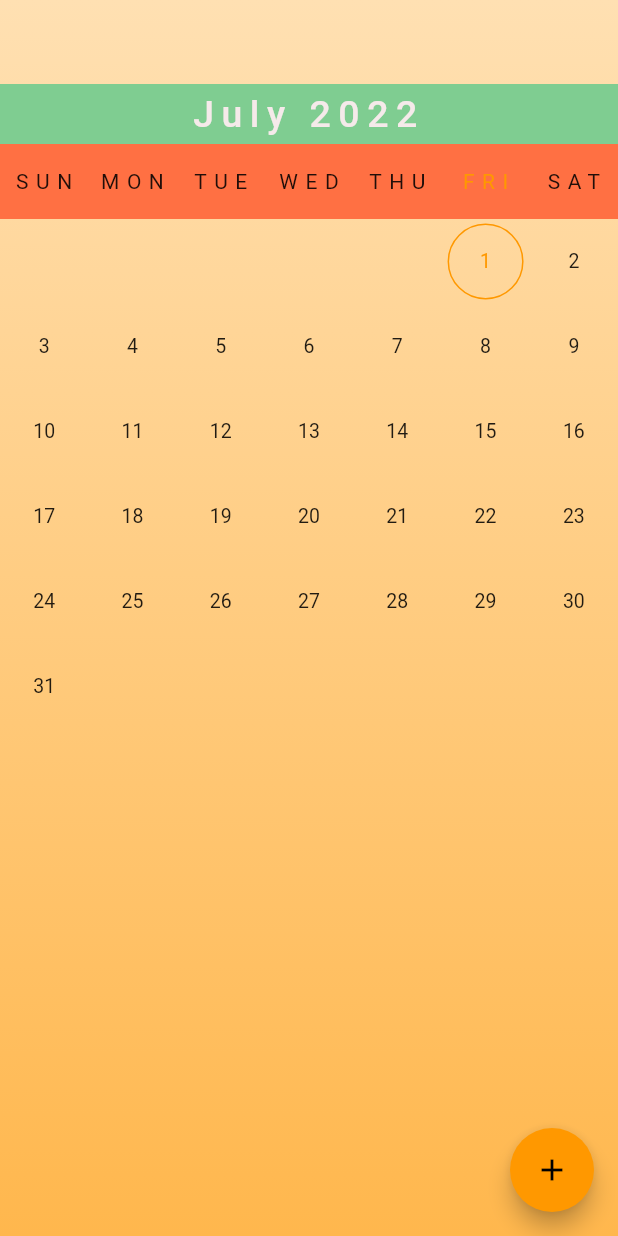
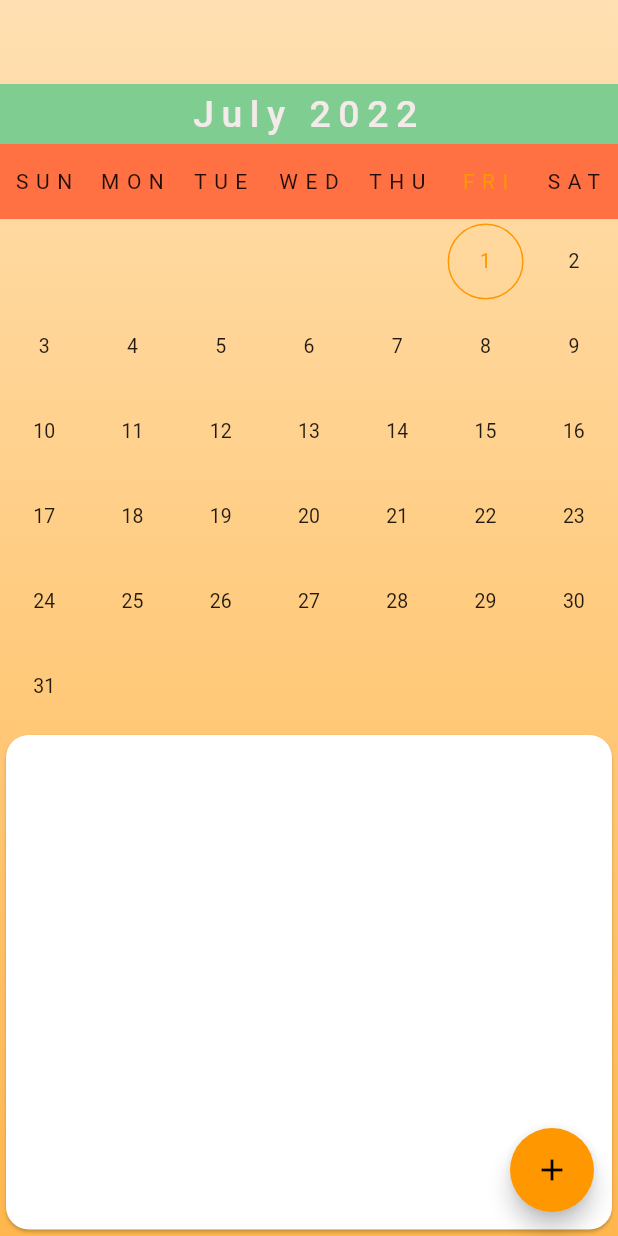
Before and after one commit to fadhlansyaf/todo, a Flutter app: the screen it shows after launch, on a phone screen of 412 x 824 dp. Run offline on Flutter 3.47's test engine with Material 2 defaults, Android fonts, the phone set to English and light mode, and no system bars; drawn by our look-alikes of syncfusion_flutter_datepicker; our stand-ins replace bloc, equatable, flutter_bloc, flutter_local_notifications, flutter_native_timezone, sliding_up_panel and 2 more; missing offline and left inert: flutter_background_service, flutter_background_service_android; accounts and stored records are empty.

Commit message:
improved ui

```diff
--- a/lib/home.dart
+++ b/lib/home.dart
@@ -19,6 +19,7 @@ class MyHomePage extends StatefulWidget {
 class _MyHomePageState extends State<MyHomePage> {
   int date = DateTime.now().millisecondsSinceEpoch;
   List<TodoModel> todoList = [];
+  double cardHeight = 0;
 
   final subController = TextEditingController();
   final descController = TextEditingController();
@@ -33,6 +34,7 @@ class _MyHomePageState extends State<MyHomePage> {
   _onSelectionChanged(DateRangePickerSelectionChangedArgs args) {
     if (args.value is DateTime) {
       setState(() {
+        cardHeight = 0;
         date = args.value.millisecondsSinceEpoch;
         context.read<HomeBloc>().add(HomeChanged(date));
       });
@@ -65,6 +67,9 @@ class _MyHomePageState extends State<MyHomePage> {
           if (state is HomeLoaded) {
             setState(() {
               todoList = state.todoList;
+              for(var i in todoList){
+                cardHeight+=107;
+              }
             });
           }
         },
@@ -79,12 +84,13 @@ class _MyHomePageState extends State<MyHomePage> {
                 colors: [Colors.orange.shade100, Colors.orange.shade300],
               )),
             ),
-            Column(
+            SingleChildScrollView(
+              child: Column(
                 children: [
                   SizedBox(
                     height: 56,
                   ),
-                Container(
+                  SizedBox(
                     height: 430,
                     child: SfDateRangePicker(
                       onSelectionChanged: _onSelectionChanged,
@@ -109,16 +115,22 @@ class _MyHomePageState extends State<MyHomePage> {
                     ),
                   ),
                   //_panel()
-                Expanded(
+                  Card(
+                    shape: RoundedRectangleBorder(borderRadius: BorderRadius.circular(15)),
+                    child: SizedBox(
+                      height: cardHeight < MediaQuery.of(context).size.height*0.4 ? MediaQuery.of(context).size.height*0.4 : cardHeight,
                       child: ListView.builder(
                         controller: sc,
                         itemCount: todoList.length,
+                        physics: NeverScrollableScrollPhysics(),
                         itemBuilder: (context, index) {
                           return TodoItemList(todoData: todoList[index]);
                         },
                       ),
                     ),
+                  ),
                 ],
+              ),
             ),
           ],
         ),
--- a/lib/item_list.dart
+++ b/lib/item_list.dart
@@ -8,6 +8,7 @@ class TodoItemList extends StatelessWidget {
   @override
   Widget build(BuildContext context) {
     return Column(
+      mainAxisSize: MainAxisSize.min,
       children: [
         Text(
           todoData.subject,
```
Lines whose indentation alone changed are shown as unchanged.
